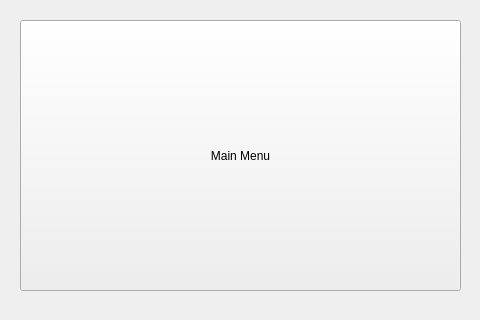
Before: the Qt Designer form source/UI/camera.ui in SweetWeeds/SIOR-Tangible-Media-Group, drawn with Qt 5.
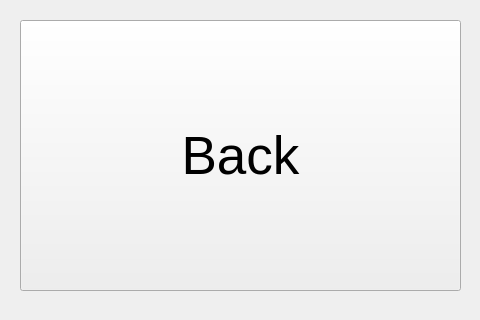
After: the same form once the commit is applied.

Commit message: UI 기본 틀 완성

The edit to the form file:
```diff
--- a/source/UI/camera.ui
+++ b/source/UI/camera.ui
@@ -56,8 +56,16 @@
      <height>271</height>
     </rect>
    </property>
+   <property name="font">
+    <font>
+     <pointsize>40</pointsize>
+    </font>
+   </property>
+   <property name="cursor">
+    <cursorShape>CrossCursor</cursorShape>
+   </property>
    <property name="text">
-    <string>Main Menu</string>
+    <string>Back</string>
    </property>
   </widget>
  </widget>
```
Left out of the diff: 5 changed lines with no effect on the pictures. The commit also changes 7 other files.
